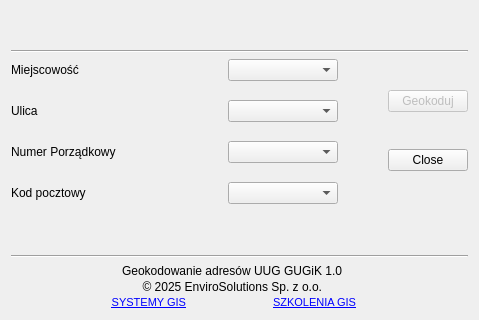
This is geokodowanie_adresow_dialog_base.ui in envirosolutionspl/geokodowanie_adresow as Qt 5 draws it before an edit; both pictures show x 0 to 479 and y 221 to 541 of the 479 by 541 pixel window. The edited form follows.
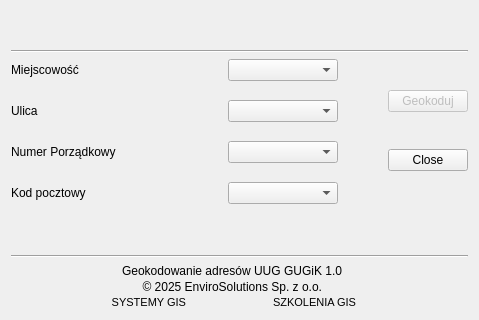
This is the edited form. Icons and pictures are not drawn. Custom widgets are drawn as their Qt base class.

Commit message: Dodanie linków UTM

Diff of the .ui file:
```diff
--- a/geokodowanie_adresow_dialog_base.ui
+++ b/geokodowanie_adresow_dialog_base.ui
@@ -112,7 +112,7 @@
               </font>
              </property>
              <property name="text">
-              <string>&lt;html&gt;&lt;head/&gt;&lt;body&gt;&lt;p&gt;&lt;a href=&quot;https://envirosolutions.pl/systemy-opensource-gis/&quot;&gt;&lt;span style=&quot; text-decoration: underline; color:#0000ff;&quot;&gt;SYSTEMY GIS&lt;/span&gt;&lt;/a&gt;&lt;/p&gt;&lt;/body&gt;&lt;/html&gt;</string>
+              <string>&lt;html&gt;&lt;head/&gt;&lt;body&gt;&lt;p&gt;&lt;a href=&quot;https://envirosolutions.pl/systemy-opensource-gis/?utm_source=stopka&amp;utm_medium=wtyczka&amp;utm_campaign=organic&amp;utm_term=geokodowanie_adresow&quot;&gt;&lt;span style=&quot; text-decoration: underline; color:#0000ff;&quot;&gt;SYSTEMY GIS&lt;/span&gt;&lt;/a&gt;&lt;/p&gt;&lt;/body&gt;&lt;/html&gt;</string>
              </property>
              <property name="textFormat">
               <enum>Qt::RichText</enum>
@@ -136,7 +136,7 @@
               </font>
              </property>
              <property name="text">
-              <string>&lt;html&gt;&lt;head/&gt;&lt;body&gt;&lt;p&gt;&lt;a href=&quot;https://envirosolutions.pl/oferta-szkoleniowa/&quot;&gt;&lt;span style=&quot; text-decoration: underline; color:#0000ff;&quot;&gt;SZKOLENIA GIS&lt;/span&gt;&lt;/a&gt;&lt;/p&gt;&lt;/body&gt;&lt;/html&gt;</string>
+              <string>&lt;html&gt;&lt;head/&gt;&lt;body&gt;&lt;p&gt;&lt;a href=&quot;https://envirosolutions.pl/oferta-szkoleniowa/?utm_source=stopka&amp;utm_medium=wtyczka&amp;utm_campaign=organic&amp;utm_term=geokodowanie_adresow&quot;&gt;&lt;span style=&quot; text-decoration: underline; color:#0000ff;&quot;&gt;SZKOLENIA GIS&lt;/span&gt;&lt;/a&gt;&lt;/p&gt;&lt;/body&gt;&lt;/html&gt;</string>
              </property>
              <property name="openExternalLinks">
               <bool>true</bool>
```
